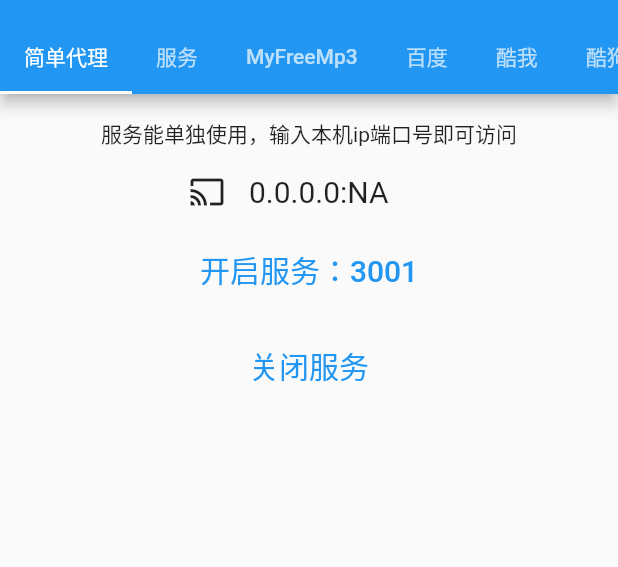
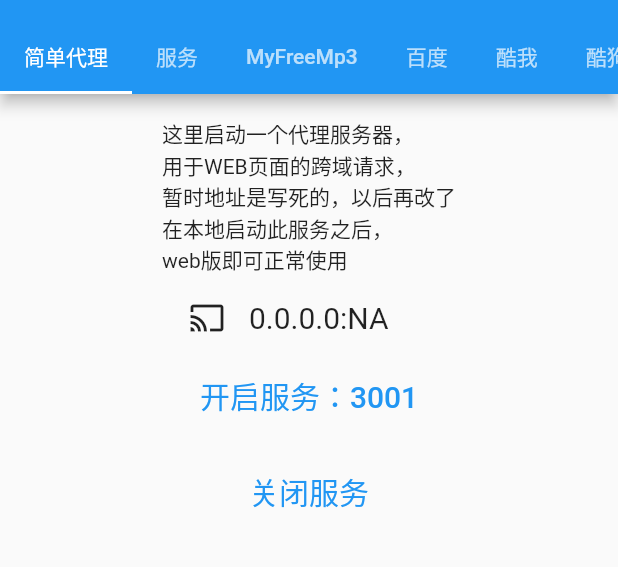
Before and after one commit to yhsj0919/music_api, a Flutter app: the screen it shows after launch, on a phone screen of 412 x 824 dp, the part 65-632 px from its top. Run offline on Flutter 3.47's test engine with Material 2 defaults, Android fonts, the phone set to English and light mode, and no system bars; our stand-ins replace universal_io.

Commit message:
添加web代理

```diff
--- a/example/lib/home/home_page.dart
+++ b/example/lib/home/home_page.dart
@@ -1,3 +1,4 @@
+import 'package:flutter/foundation.dart';
 import 'package:flutter/material.dart';
 import 'package:music_api_example/home/kuwo_page.dart';
 import 'package:music_api_example/home/proxy_page.dart';
@@ -32,8 +33,12 @@
 
   @override
   void initState() {
+    if (kIsWeb) {
+      pages.remove("简单代理");
+      pages.remove("服务");
+    }
+    tabController = TabController(length: pages.length, vsync: this);
     super.initState();
-    tabController = TabController(length: pages.length, vsync: this);
   }
 
   @override
--- a/example/lib/home/proxy_page.dart
+++ b/example/lib/home/proxy_page.dart
@@ -19,7 +19,7 @@
         children: [
           const Padding(
             padding: EdgeInsets.only(bottom: 16),
-            child: Text("服务能单独使用，输入本机ip端口号即可访问"),
+            child: Text("这里启动一个代理服务器，\n用于WEB页面的跨域请求，\n暂时地址是写死的，以后再改了\n在本地启动此服务之后，\nweb版即可正常使用"),
           ),
           Row(
             mainAxisSize: MainAxisSize.min,
```
Also changed, not shown: lib/proxy.dart (+19 -10 lines).
